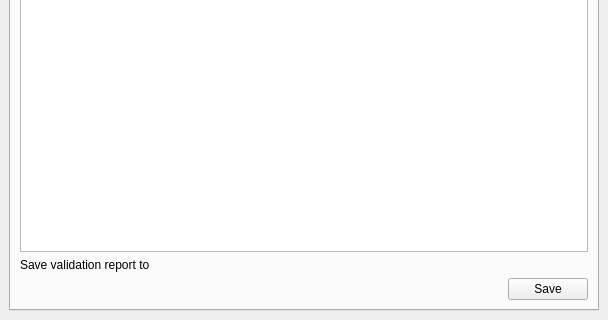
Qt form src/checklist_checker/ui/checklist_checker_dock.ui (kartoza/qgis_dataset_qa_workbench) before a commit; both pictures show x 0 to 608 and y 515 to 835 of the 608 by 835 pixel window.
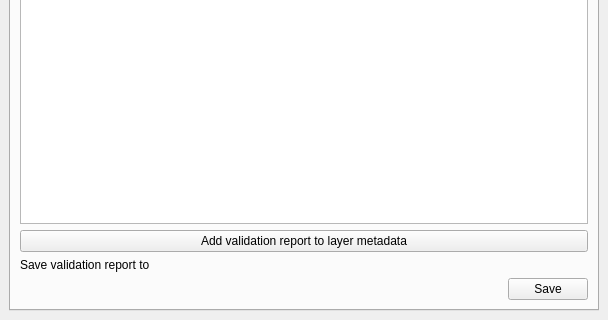
The same form after that commit. Custom widgets are drawn as their Qt base class.

Commit message:
Add more fields to report and enable adding it to layer properties
fixes #8, #9, #14

What changed in the file:
```diff
--- a/src/checklist_checker/ui/checklist_checker_dock.ui
+++ b/src/checklist_checker/ui/checklist_checker_dock.ui
@@ -212,6 +212,13 @@
           </property>
          </widget>
         </item>
+        <item>
+         <widget class="QPushButton" name="add_report_to_layer_metadata_pb">
+          <property name="text">
+           <string>Add validation report to layer metadata</string>
+          </property>
+         </widget>
+        </item>
         <item>
          <layout class="QHBoxLayout" name="horizontalLayout_6">
           <item>
```
The commit also changes 4 other files.
